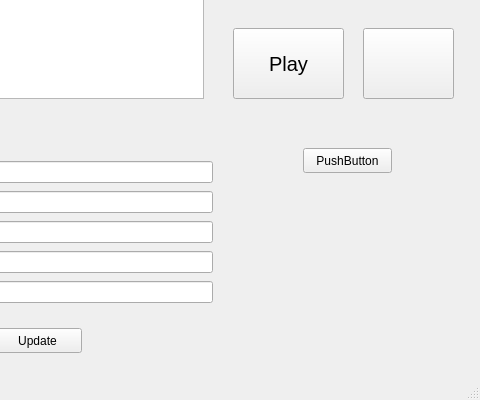
First picture: the form in mainwindow.ui, repository Datos2Sem22018/KDM, before the edit; both pictures show x 147 to 627 and y 259 to 659 of the 627 by 659 pixel window.
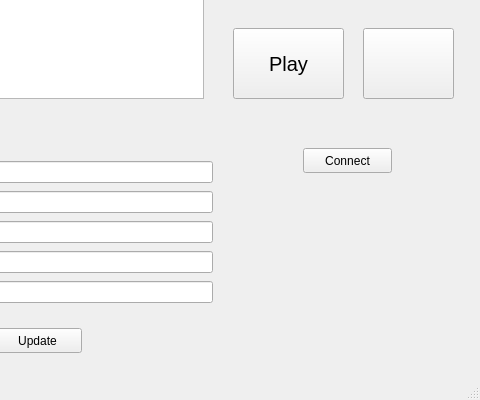
Second picture: the form after the edit. Icons and pictures are not drawn.

```diff
--- a/mainwindow.ui
+++ b/mainwindow.ui
@@ -274,7 +274,7 @@
      </rect>
     </property>
     <property name="text">
-     <string>PushButton</string>
+     <string>Connect</string>
     </property>
    </widget>
   </widget>
```
